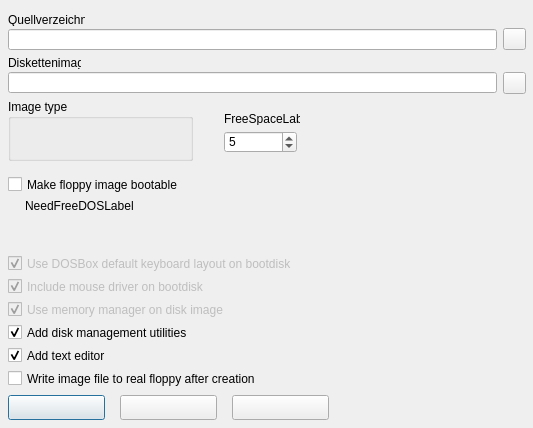
Eldricos/D-Fend-Reborn, file src/forms/BuildImageFromFolderFormUnit.ui: the form before one commit.
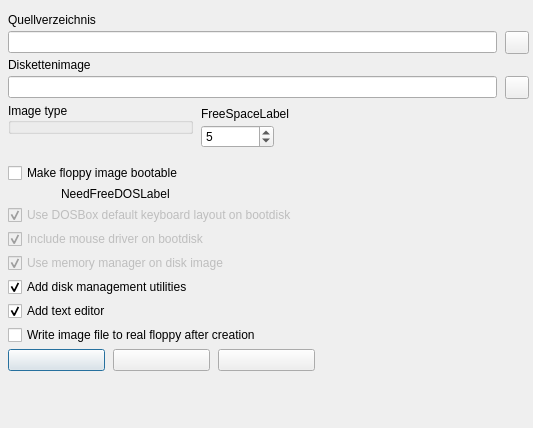
The form after the commit. Icons and pictures are not drawn. Custom widgets are drawn as their Qt base class.

Commit message: Remaining dialogs: Qt layouts instead of fixed pixel positions

```diff
--- a/src/forms/BuildImageFromFolderFormUnit.ui
+++ b/src/forms/BuildImageFromFolderFormUnit.ui
@@ -9,145 +9,201 @@
     <property name="vclKeyPreview" stdset="0"><bool>true</bool></property>
     <property name="vclDesignWidth" stdset="0"><number>533</number></property>
     <property name="vclDesignHeight" stdset="0"><number>428</number></property>
+    <layout class="QVBoxLayout" name="BuildImageFromFolderForm_Layout" stretch="0,0,0,1">
+      <property name="leftMargin"><number>8</number></property>
+      <property name="topMargin"><number>13</number></property>
+      <property name="rightMargin"><number>4</number></property>
+      <property name="bottomMargin"><number>8</number></property>
+      <property name="spacing"><number>0</number></property>
+      <item>
+        <layout class="QGridLayout" name="BuildImageFromFolderForm_Section1" columnstretch="0,0,1,0">
+          <property name="leftMargin"><number>0</number></property>
+          <property name="topMargin"><number>0</number></property>
+          <property name="rightMargin"><number>0</number></property>
+          <property name="bottomMargin"><number>0</number></property>
+          <property name="horizontalSpacing"><number>8</number></property>
+          <property name="verticalSpacing"><number>4</number></property>
+          <item row="0" column="0" colspan="3">
+            <widget class="QLabel" name="FolderEdit_EditLabel">
+              <property name="text"><string>Quellverzeichnis</string></property>
+              <property name="textFormat"><enum>Qt::PlainText</enum></property>
+              <property name="vclFocusControl" stdset="0"><string notr="true">FolderEdit</string></property>
+              <property name="vclLabeledEditOf" stdset="0"><string notr="true">FolderEdit</string></property>
+            </widget>
+          </item>
+          <item row="1" column="0" colspan="3">
+            <widget class="QLineEdit" name="FolderEdit">
+      </widget>
+          </item>
+          <item row="1" column="3" alignment="Qt::AlignRight">
+            <widget class="QToolButton" name="FolderButton">
+              <property name="icon"><iconset resource="../../resources/dfend.qrc"><normaloff>:/glyphs/f94df2c8efcaad41.png</normaloff></iconset></property>
+              <property name="iconSize"><size><width>16</width><height>16</height></size></property>
+              <property name="minimumSize"><size><width>23</width><height>0</height></size></property>
+            </widget>
+          </item>
+          <item row="2" column="0" colspan="3">
+            <widget class="QLabel" name="FileNameEdit_EditLabel">
+              <property name="text"><string>Diskettenimage</string></property>
+              <property name="textFormat"><enum>Qt::PlainText</enum></property>
+              <property name="vclFocusControl" stdset="0"><string notr="true">FileNameEdit</string></property>
+              <property name="vclLabeledEditOf" stdset="0"><string notr="true">FileNameEdit</string></property>
+            </widget>
+          </item>
+          <item row="3" column="0" colspan="3">
+            <widget class="QLineEdit" name="FileNameEdit">
+      </widget>
+          </item>
+          <item row="3" column="3" alignment="Qt::AlignRight">
     <widget class="QToolButton" name="FileNameButton">
-      <property name="geometry"><rect><x>503</x><y>72</y><width>23</width><height>22</height></rect></property>
-      <property name="vclAnchors" stdset="0"><string notr="true">akTop,akRight</string></property>
       <property name="tag" stdset="0"><number>1</number></property>
       <property name="icon"><iconset resource="../../resources/dfend.qrc"><normaloff>:/glyphs/92d9d1a333bceee3.png</normaloff></iconset></property>
       <property name="iconSize"><size><width>16</width><height>16</height></size></property>
-    </widget>
-    <widget class="QToolButton" name="FolderButton">
-      <property name="geometry"><rect><x>503</x><y>28</y><width>23</width><height>22</height></rect></property>
-      <property name="vclAnchors" stdset="0"><string notr="true">akTop,akRight</string></property>
-      <property name="icon"><iconset resource="../../resources/dfend.qrc"><normaloff>:/glyphs/f94df2c8efcaad41.png</normaloff></iconset></property>
-      <property name="iconSize"><size><width>16</width><height>16</height></size></property>
-    </widget>
+              <property name="minimumSize"><size><width>23</width><height>0</height></size></property>
+            </widget>
+          </item>
+          <item row="4" column="0" rowspan="3" alignment="Qt::AlignLeft|Qt::AlignTop">
+            <widget class="TRadioGroupWidget" name="ImageTypeGroupBox">
+              <property name="title"><string>Image type</string></property>
+              <property name="items" stdset="0"><stringlist notr="true"><string>Floppy disk image</string><string>Harddisk image</string></stringlist></property>
+              <property name="itemIndex" stdset="0"><number>0</number></property>
+              <property name="minimumSize"><size><width>185</width><height>0</height></size></property>
+            </widget>
+          </item>
+          <item row="5" column="1" colspan="2">
     <widget class="QLabel" name="FreeSpaceLabel">
-      <property name="geometry"><rect><x>224</x><y>112</y><width>76</width><height>13</height></rect></property>
       <property name="text"><string>FreeSpaceLabel</string></property>
       <property name="textFormat"><enum>Qt::PlainText</enum></property>
       <property name="alignment"><set>Qt::AlignLeft|Qt::AlignTop</set></property>
-      <property name="vclAutoSize" stdset="0"><bool>true</bool></property>
-    </widget>
+            </widget>
+          </item>
+          <item row="6" column="1" alignment="Qt::AlignLeft">
+            <widget class="QSpinBox" name="FreeSpaceEdit">
+              <property name="minimum"><number>0</number></property>
+              <property name="maximum"><number>500</number></property>
+              <property name="value"><number>5</number></property>
+              <property name="minimumSize"><size><width>73</width><height>0</height></size></property>
+            </widget>
+          </item>
+          <item row="0" column="2">
+            <spacer name="BuildImageFromFolderForm_Section1_HFill">
+              <property name="orientation"><enum>Qt::Horizontal</enum></property>
+              <property name="sizeHint" stdset="0"><size><width>0</width><height>0</height></size></property>
+            </spacer>
+          </item>
+        </layout>
+      </item>
+      <item>
+        <spacer name="BuildImageFromFolderForm_Gap1">
+          <property name="orientation"><enum>Qt::Vertical</enum></property>
+          <property name="sizeType"><enum>QSizePolicy::Fixed</enum></property>
+          <property name="sizeHint" stdset="0"><size><width>0</width><height>15</height></size></property>
+        </spacer>
+      </item>
+      <item>
+        <layout class="QGridLayout" name="BuildImageFromFolderForm_Section2" columnstretch="0,0,0,0,1">
+          <property name="leftMargin"><number>0</number></property>
+          <property name="topMargin"><number>0</number></property>
+          <property name="rightMargin"><number>0</number></property>
+          <property name="bottomMargin"><number>0</number></property>
+          <property name="horizontalSpacing"><number>8</number></property>
+          <property name="verticalSpacing"><number>4</number></property>
+          <item row="0" column="0" colspan="5">
+            <widget class="QCheckBox" name="MakeBootableCheckBox">
+              <property name="text"><string>Make floppy image bootable</string></property>
+            </widget>
+          </item>
+          <item row="1" column="1" colspan="4">
     <widget class="QLabel" name="NeedFreeDOSLabel">
-      <property name="geometry"><rect><x>25</x><y>199</y><width>500</width><height>50</height></rect></property>
-      <property name="vclAnchors" stdset="0"><string notr="true">akLeft,akTop,akRight</string></property>
       <property name="text"><string>NeedFreeDOSLabel</string></property>
       <property name="textFormat"><enum>Qt::PlainText</enum></property>
       <property name="wordWrap"><bool>true</bool></property>
       <property name="alignment"><set>Qt::AlignLeft|Qt::AlignTop</set></property>
     </widget>
+          </item>
+          <item row="2" column="0" colspan="5">
+            <widget class="QCheckBox" name="AddKeyboardDriverCheckBox">
+              <property name="enabled"><bool>false</bool></property>
+              <property name="text"><string>Use DOSBox default keyboard layout on bootdisk</string></property>
+              <property name="checked"><bool>true</bool></property>
+            </widget>
+          </item>
+          <item row="3" column="0" colspan="5">
+            <widget class="QCheckBox" name="AddMouseDriverCheckBox">
+              <property name="enabled"><bool>false</bool></property>
+              <property name="text"><string>Include mouse driver on bootdisk</string></property>
+              <property name="checked"><bool>true</bool></property>
+            </widget>
+          </item>
+          <item row="4" column="0" colspan="5">
+            <widget class="QCheckBox" name="MemoryManagerCheckBox">
+              <property name="enabled"><bool>false</bool></property>
+              <property name="text"><string>Use memory manager on disk image</string></property>
+              <property name="checked"><bool>true</bool></property>
+            </widget>
+          </item>
+          <item row="5" column="0" colspan="5">
+            <widget class="QCheckBox" name="AddFormatCheckBox">
+              <property name="text"><string>Add disk management utilities</string></property>
+              <property name="checked"><bool>true</bool></property>
+            </widget>
+          </item>
+          <item row="6" column="0" colspan="5">
+            <widget class="QCheckBox" name="AddEditCheckbox">
+              <property name="text"><string>Add text editor</string></property>
+              <property name="checked"><bool>true</bool></property>
+            </widget>
+          </item>
+          <item row="7" column="0" colspan="5">
+            <widget class="QCheckBox" name="WriteToFloppyCheckBox">
+              <property name="text"><string>Write image file to real floppy after creation</string></property>
+            </widget>
+          </item>
+          <item row="8" column="0" colspan="2" alignment="Qt::AlignLeft">
     <widget class="QPushButton" name="OKButton">
-      <property name="geometry"><rect><x>8</x><y>395</y><width>97</width><height>25</height></rect></property>
-      <property name="vclAnchors" stdset="0"><string notr="true">akLeft,akBottom</string></property>
-      <property name="text"><string></string></property>
+              <property name="text"><string /></property>
       <property name="autoDefault"><bool>false</bool></property>
       <property name="vclKind" stdset="0"><string notr="true">bkOK</string></property>
       <property name="default"><bool>true</bool></property>
       <property name="vclModalResult" stdset="0"><string notr="true">mrOk</string></property>
       <property name="vclOnClick" stdset="0"><string notr="true">OKButtonClick</string></property>
-    </widget>
+              <property name="minimumSize"><size><width>97</width><height>0</height></size></property>
+            </widget>
+          </item>
+          <item row="8" column="2" alignment="Qt::AlignLeft">
     <widget class="QPushButton" name="CancelButton">
-      <property name="geometry"><rect><x>120</x><y>395</y><width>97</width><height>25</height></rect></property>
-      <property name="vclAnchors" stdset="0"><string notr="true">akLeft,akBottom</string></property>
-      <property name="text"><string></string></property>
+              <property name="text"><string /></property>
       <property name="autoDefault"><bool>false</bool></property>
       <property name="vclKind" stdset="0"><string notr="true">bkCancel</string></property>
       <property name="vclCancel" stdset="0"><bool>true</bool></property>
       <property name="vclModalResult" stdset="0"><string notr="true">mrCancel</string></property>
-    </widget>
-    <widget class="QLineEdit" name="FolderEdit">
-      <property name="geometry"><rect><x>8</x><y>29</y><width>489</width><height>21</height></rect></property>
-      <property name="vclAnchors" stdset="0"><string notr="true">akLeft,akTop,akRight</string></property>
-    </widget>
-    <widget class="QLabel" name="FolderEdit_EditLabel">
-      <property name="geometry"><rect><x>8</x><y>13</y><width>77</width><height>13</height></rect></property>
-      <property name="text"><string>Quellverzeichnis</string></property>
-      <property name="textFormat"><enum>Qt::PlainText</enum></property>
-      <property name="vclAutoSize" stdset="0"><bool>true</bool></property>
-      <property name="vclFocusControl" stdset="0"><string notr="true">FolderEdit</string></property>
-      <property name="vclLabeledEditOf" stdset="0"><string notr="true">FolderEdit</string></property>
-    </widget>
-    <widget class="QLineEdit" name="FileNameEdit">
-      <property name="geometry"><rect><x>8</x><y>72</y><width>489</width><height>21</height></rect></property>
-      <property name="vclAnchors" stdset="0"><string notr="true">akLeft,akTop,akRight</string></property>
-    </widget>
-    <widget class="QLabel" name="FileNameEdit_EditLabel">
-      <property name="geometry"><rect><x>8</x><y>56</y><width>73</width><height>13</height></rect></property>
-      <property name="text"><string>Diskettenimage</string></property>
-      <property name="textFormat"><enum>Qt::PlainText</enum></property>
-      <property name="vclAutoSize" stdset="0"><bool>true</bool></property>
-      <property name="vclFocusControl" stdset="0"><string notr="true">FileNameEdit</string></property>
-      <property name="vclLabeledEditOf" stdset="0"><string notr="true">FileNameEdit</string></property>
-    </widget>
-    <widget class="QCheckBox" name="MakeBootableCheckBox">
-      <property name="geometry"><rect><x>8</x><y>176</y><width>518</width><height>17</height></rect></property>
-      <property name="vclAnchors" stdset="0"><string notr="true">akLeft,akTop,akRight</string></property>
-      <property name="text"><string>Make floppy image bootable</string></property>
-    </widget>
-    <widget class="QCheckBox" name="AddKeyboardDriverCheckBox">
-      <property name="geometry"><rect><x>8</x><y>255</y><width>518</width><height>17</height></rect></property>
-      <property name="enabled"><bool>false</bool></property>
-      <property name="vclAnchors" stdset="0"><string notr="true">akLeft,akTop,akRight</string></property>
-      <property name="text"><string>Use DOSBox default keyboard layout on bootdisk</string></property>
-      <property name="checked"><bool>true</bool></property>
-    </widget>
-    <widget class="QCheckBox" name="WriteToFloppyCheckBox">
-      <property name="geometry"><rect><x>8</x><y>370</y><width>518</width><height>17</height></rect></property>
-      <property name="vclAnchors" stdset="0"><string notr="true">akLeft,akTop,akRight</string></property>
-      <property name="text"><string>Write image file to real floppy after creation</string></property>
-    </widget>
-    <widget class="QCheckBox" name="AddMouseDriverCheckBox">
-      <property name="geometry"><rect><x>8</x><y>278</y><width>517</width><height>17</height></rect></property>
-      <property name="enabled"><bool>false</bool></property>
-      <property name="vclAnchors" stdset="0"><string notr="true">akLeft,akTop,akRight</string></property>
-      <property name="text"><string>Include mouse driver on bootdisk</string></property>
-      <property name="checked"><bool>true</bool></property>
-    </widget>
+              <property name="minimumSize"><size><width>97</width><height>0</height></size></property>
+            </widget>
+          </item>
+          <item row="8" column="3" alignment="Qt::AlignLeft">
     <widget class="QPushButton" name="HelpButton">
-      <property name="geometry"><rect><x>232</x><y>395</y><width>97</width><height>25</height></rect></property>
-      <property name="vclAnchors" stdset="0"><string notr="true">akLeft,akBottom</string></property>
-      <property name="text"><string></string></property>
+              <property name="text"><string /></property>
       <property name="autoDefault"><bool>false</bool></property>
       <property name="vclKind" stdset="0"><string notr="true">bkHelp</string></property>
       <property name="vclOnClick" stdset="0"><string notr="true">HelpButtonClick</string></property>
-    </widget>
-    <widget class="QCheckBox" name="AddFormatCheckBox">
-      <property name="geometry"><rect><x>8</x><y>324</y><width>556</width><height>17</height></rect></property>
-      <property name="vclAnchors" stdset="0"><string notr="true">akLeft,akTop,akRight</string></property>
-      <property name="text"><string>Add disk management utilities</string></property>
-      <property name="checked"><bool>true</bool></property>
-    </widget>
-    <widget class="QCheckBox" name="AddEditCheckbox">
-      <property name="geometry"><rect><x>8</x><y>347</y><width>517</width><height>17</height></rect></property>
-      <property name="vclAnchors" stdset="0"><string notr="true">akLeft,akTop,akRight</string></property>
-      <property name="text"><string>Add text editor</string></property>
-      <property name="checked"><bool>true</bool></property>
-    </widget>
-    <widget class="TRadioGroupWidget" name="ImageTypeGroupBox">
-      <property name="geometry"><rect><x>8</x><y>99</y><width>185</width><height>62</height></rect></property>
-      <property name="title"><string>Image type</string></property>
-      <property name="items" stdset="0">
-        <stringlist notr="true">
-          <string>Floppy disk image</string>
-          <string>Harddisk image</string>
-        </stringlist>
-      </property>
-      <property name="itemIndex" stdset="0"><number>0</number></property>
-    </widget>
-    <widget class="QCheckBox" name="MemoryManagerCheckBox">
-      <property name="geometry"><rect><x>8</x><y>301</y><width>517</width><height>17</height></rect></property>
-      <property name="enabled"><bool>false</bool></property>
-      <property name="vclAnchors" stdset="0"><string notr="true">akLeft,akTop,akRight</string></property>
-      <property name="text"><string>Use memory manager on disk image</string></property>
-      <property name="checked"><bool>true</bool></property>
-    </widget>
-    <widget class="QSpinBox" name="FreeSpaceEdit">
-      <property name="geometry"><rect><x>224</x><y>131</y><width>73</width><height>22</height></rect></property>
-      <property name="minimum"><number>0</number></property>
-      <property name="maximum"><number>500</number></property>
-      <property name="value"><number>5</number></property>
-    </widget>
+              <property name="minimumSize"><size><width>97</width><height>0</height></size></property>
+            </widget>
+          </item>
+          <item row="0" column="4">
+            <spacer name="BuildImageFromFolderForm_Section2_HFill">
+              <property name="orientation"><enum>Qt::Horizontal</enum></property>
+              <property name="sizeHint" stdset="0"><size><width>0</width><height>0</height></size></property>
+            </spacer>
+          </item>
+        </layout>
+      </item>
+      <item>
+        <spacer name="BuildImageFromFolderForm_VFill">
+          <property name="orientation"><enum>Qt::Vertical</enum></property>
+          <property name="sizeHint" stdset="0"><size><width>0</width><height>0</height></size></property>
+        </spacer>
+      </item>
+    </layout>
   </widget>
   <customwidgets>
     <customwidget>
```
Left out of the diff: 6 changed lines with no effect on the pictures. Lines whose indentation alone changed are shown as unchanged. The commit also changes 102 other files.
